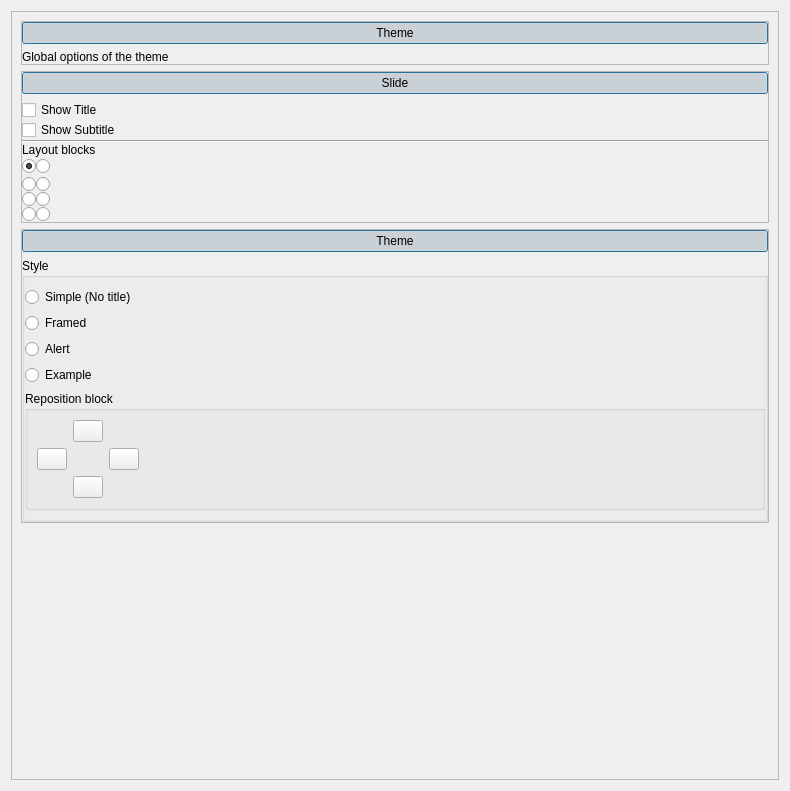
Before: the Qt Designer form gui/Configurator.ui in acroper/BeamerQt, drawn with Qt 5.
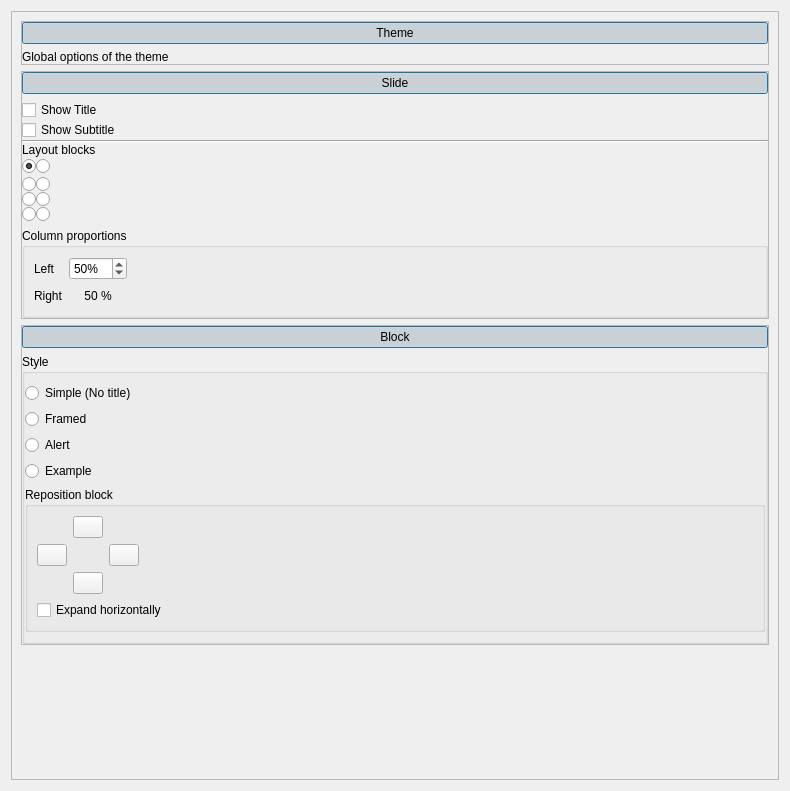
After: the same form once the commit is applied. Icons and pictures are not drawn.

Commit message: Added the option for setting up the column proportions

What changed in the file:
```diff
--- a/gui/Configurator.ui
+++ b/gui/Configurator.ui
@@ -25,7 +25,7 @@
         <x>0</x>
         <y>0</y>
         <width>757</width>
-        <height>929</height>
+        <height>1052</height>
        </rect>
       </property>
       <layout class="QVBoxLayout" name="verticalLayout_5">
@@ -401,6 +401,75 @@
             </layout>
            </widget>
           </item>
+          <item>
+           <widget class="QGroupBox" name="groupBox">
+            <property name="title">
+             <string>Column proportions</string>
+            </property>
+            <layout class="QVBoxLayout" name="verticalLayout_11">
+             <item>
+              <layout class="QGridLayout" name="gridLayout_2">
+               <item row="1" column="0">
+                <widget class="QLabel" name="label_4">
+                 <property name="text">
+                  <string>Right</string>
+                 </property>
+                </widget>
+               </item>
+               <item row="0" column="0">
+                <widget class="QLabel" name="label_3">
+                 <property name="text">
+                  <string>Left </string>
+                 </property>
+                </widget>
+               </item>
+               <item row="0" column="1">
+                <widget class="QSpinBox" name="LeftColumnSize">
+                 <property name="suffix">
+                  <string>%</string>
+                 </property>
+                 <property name="minimum">
+                  <number>25</number>
+                 </property>
+                 <property name="maximum">
+                  <number>100</number>
+                 </property>
+                 <property name="singleStep">
+                  <number>5</number>
+                 </property>
+                 <property name="value">
+                  <number>50</number>
+                 </property>
+                </widget>
+               </item>
+               <item row="1" column="2">
+                <spacer name="horizontalSpacer_2">
+                 <property name="orientation">
+                  <enum>Qt::Horizontal</enum>
+                 </property>
+                 <property name="sizeHint" stdset="0">
+                  <size>
+                   <width>40</width>
+                   <height>20</height>
+                  </size>
+                 </property>
+                </spacer>
+               </item>
+               <item row="1" column="1">
+                <widget class="QLabel" name="RightColumnText">
+                 <property name="text">
+                  <string>50 %</string>
+                 </property>
+                 <property name="alignment">
+                  <set>Qt::AlignCenter</set>
+                 </property>
+                </widget>
+               </item>
+              </layout>
+             </item>
+            </layout>
+           </widget>
+          </item>
          </layout>
         </widget>
        </item>
@@ -436,7 +505,7 @@
             <item>
              <widget class="QPushButton" name="pushButton_3">
               <property name="text">
-               <string>Theme</string>
+               <string>Block</string>
               </property>
               <property name="checkable">
                <bool>true</bool>
@@ -454,6 +523,9 @@
             </item>
             <item>
              <widget class="QGroupBox" name="blockLayout">
+              <property name="enabled">
+               <bool>true</bool>
+              </property>
               <property name="title">
                <string>Style</string>
               </property>
@@ -584,6 +656,13 @@
                     </item>
                    </layout>
                   </item>
+                  <item>
+                   <widget class="QCheckBox" name="ExpandBlock">
+                    <property name="text">
+                     <string>Expand horizontally</string>
+                    </property>
+                   </widget>
+                  </item>
                  </layout>
                 </widget>
                </item>
```
The commit also changes 4 other files.
